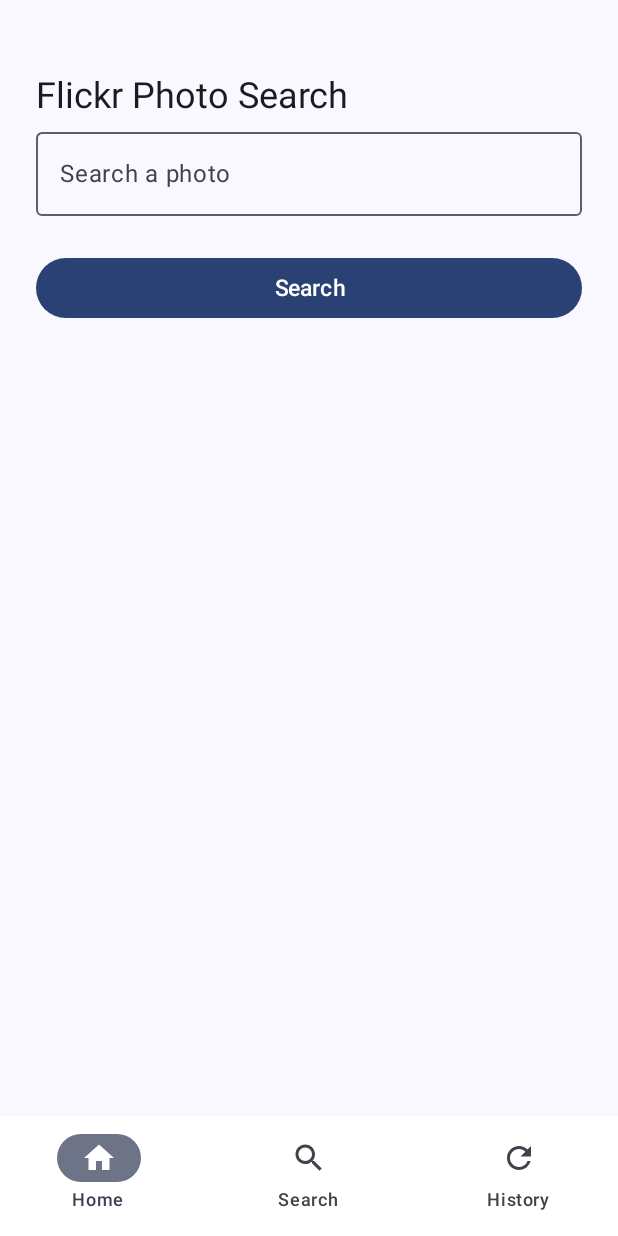
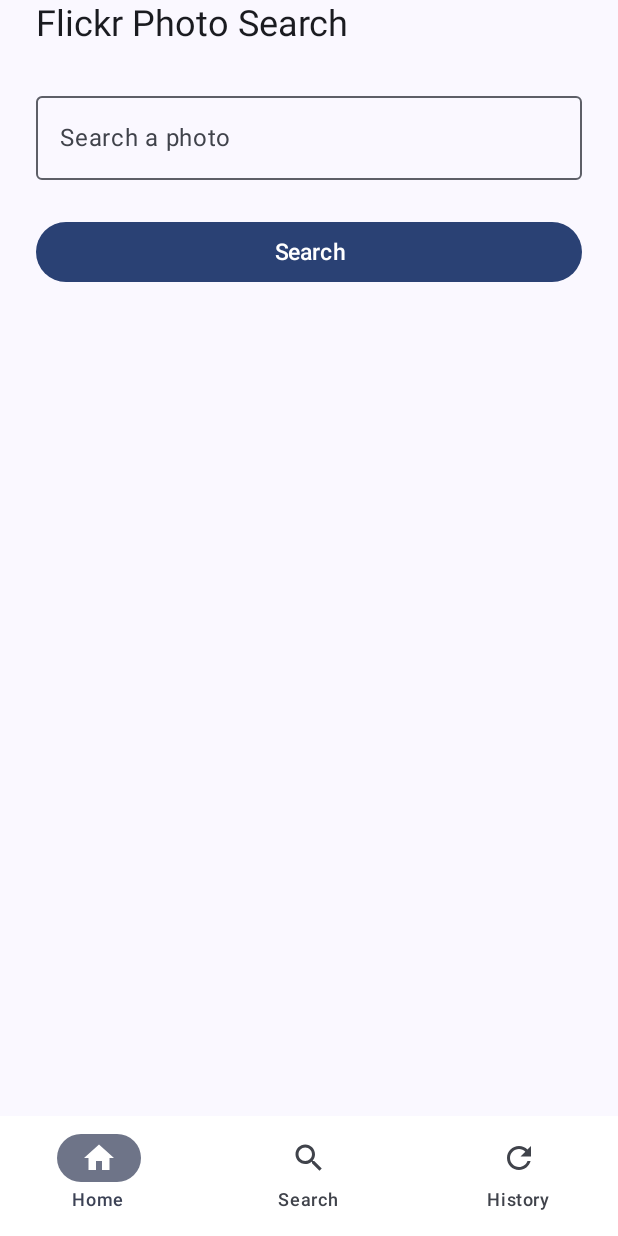
Before and after one commit to daniel-idrees/FlickrPhotoSearch, an Android app built with Jetpack Compose: the screen it shows after launch (MainActivity), on a phone screen of 412 x 824 dp. Run offline under Robolectric (Android 15) with nearby library versions, the phone set to English and light mode, and no system bars; our stand-ins replace Dagger/Hilt's generated code.

Commit message:
main screen top padding removed and theme used in the preview

```diff
--- a/ui/src/main/java/com/example/ui/main/bottomtabs/screen/HomeScreen.kt
+++ b/ui/src/main/java/com/example/ui/main/bottomtabs/screen/HomeScreen.kt
@@ -19,8 +19,11 @@ import androidx.compose.ui.unit.LayoutDirection
 import androidx.compose.ui.unit.dp
 import com.example.domain.model.PhotoItem
 import com.example.ui.R
+import com.example.ui.common.SPACING_LARGE
+import com.example.ui.common.SPACING_MEDIUM
 import com.example.ui.common.content.ContentScreen
 import com.example.ui.common.content.ContentTitle
+import com.example.ui.common.theme.SapFlickrExampleTheme
 import com.example.ui.main.MainUiEvent
 import com.example.ui.main.MainViewModel
 import com.example.ui.main.MainViewState
@@ -32,7 +35,6 @@ internal fun HomeScreen(
     viewModel: MainViewModel,
     viewState: MainViewState
 ) {
-
     ContentScreen(
         isLoading = viewState.isLoading,
         backPressHandler = { viewModel.setEvent(MainUiEvent.OnBackPressed(BottomBarScreen.Home)) }
@@ -57,7 +59,6 @@ private fun Content(
             .fillMaxSize()
             .padding(
                 paddingValues = PaddingValues(
-                    top = paddingValues.calculateTopPadding(),
                     bottom = 0.dp,
                     start = paddingValues.calculateStartPadding(LayoutDirection.Ltr),
                     end = paddingValues.calculateEndPadding(LayoutDirection.Ltr)
@@ -71,7 +72,9 @@ private fun Content(
         )
 
         SearchFieldView(
-            modifier = Modifier.fillMaxWidth(),
+            modifier = Modifier
+                .fillMaxWidth()
+                .padding(top = SPACING_LARGE.dp),
             searchInputPrefilledText = state.searchQuery,
             searchHistory = state.searchHistory,
             label = stringResource(R.string.home_screen_search_field_label),
@@ -104,6 +107,7 @@ private fun Content(
 private fun HomePreview(
     @PreviewParameter(HomePreviewParameterProvider::class) viewState: MainViewState
 ) {
+    SapFlickrExampleTheme {
         ContentScreen(
             isLoading = viewState.isLoading,
         ) {
@@ -112,6 +116,7 @@ private fun HomePreview(
                 onEventSend = {},
                 paddingValues = PaddingValues(1.dp)
             )
+        }
     }
 }
 
```
Lines whose indentation alone changed are shown as unchanged.
